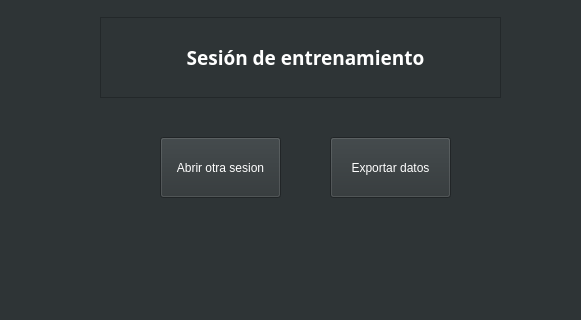
This is cardiowindow.ui in JorgeGuerra99/software_sport_bike as Qt 5 draws it before an edit; both pictures show x 180 to 761 and y 203 to 523 of the 1072 by 523 pixel window. The edited form follows.
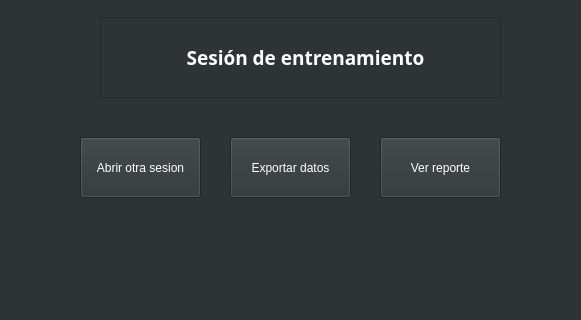
This is the edited form. Icons and pictures are not drawn.

The edit to the form file:
```diff
--- a/cardiowindow.ui
+++ b/cardiowindow.ui
@@ -765,7 +765,7 @@
    <widget class="QPushButton" name="pushButton_4">
     <property name="geometry">
      <rect>
-      <x>510</x>
+      <x>410</x>
       <y>340</y>
       <width>121</width>
       <height>61</height>
@@ -835,7 +835,7 @@
    <widget class="QPushButton" name="pushButton_6">
     <property name="geometry">
      <rect>
-      <x>340</x>
+      <x>260</x>
       <y>340</y>
       <width>121</width>
       <height>61</height>
@@ -868,6 +868,19 @@
      </size>
     </property>
    </widget>
+   <widget class="QPushButton" name="pushButton_8">
+    <property name="geometry">
+     <rect>
+      <x>560</x>
+      <y>340</y>
+      <width>121</width>
+      <height>61</height>
+     </rect>
+    </property>
+    <property name="text">
+     <string>Ver reporte</string>
+    </property>
+   </widget>
   </widget>
   <widget class="QMenuBar" name="menubar">
    <property name="geometry">
```
